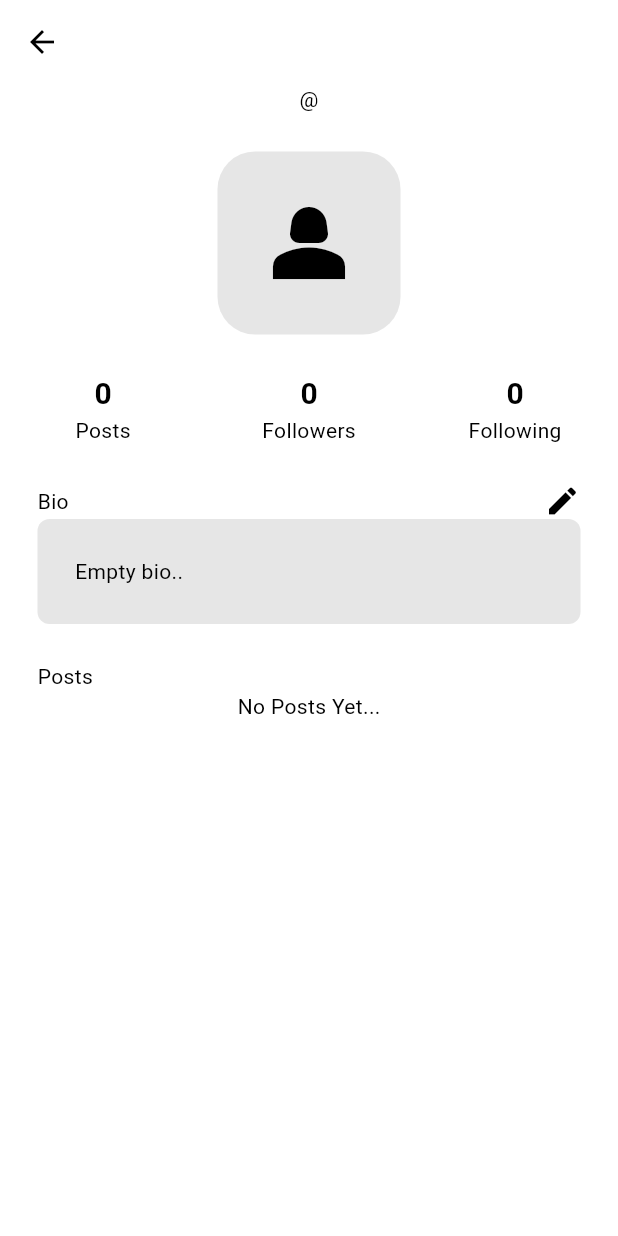
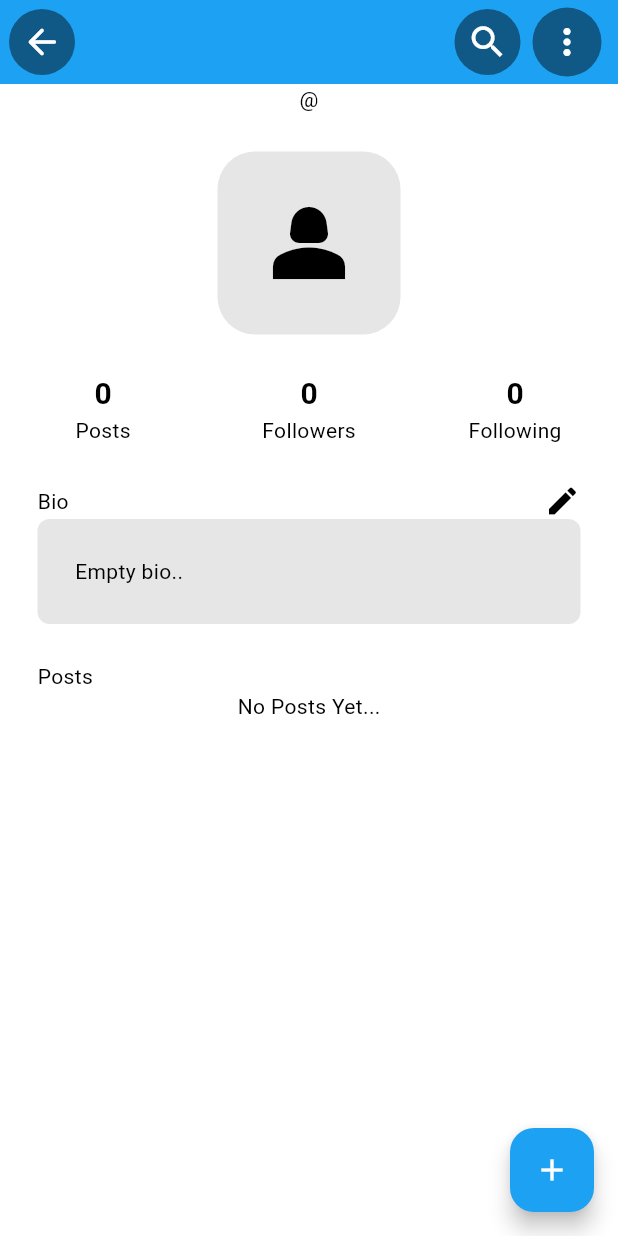
Before and after one commit to Kaushalvadi7/twitter_clone, a Flutter app: the ProfilePage screen opened directly with empty values, on a phone screen of 412 x 824 dp. Run offline on Flutter 3.47's test engine with Material 3 defaults, Android fonts, the phone set to English and light mode, and no system bars; our stand-ins replace cloud_firestore, firebase_auth, firebase_core, image_picker, lottie; accounts and stored records are empty.

Commit message:
feat(profile): add post creation and search functionality
- Implemented "Add Post" feature directly accessible from the profile page.
- Added search bar to filter user's posts in real-time.
- Enhanced UI/UX of profile page for better interaction and usability.

```diff
--- a/lib/pages/profile_page.dart
+++ b/lib/pages/profile_page.dart
@@ -1,3 +1,4 @@
+
 import 'package:flutter/material.dart';
 import 'package:provider/provider.dart';
 import 'package:twitter_clone/components/my_bio_box.dart';
@@ -8,6 +9,8 @@ import 'package:twitter_clone/components/my_profile_stats.dart';
 import 'package:twitter_clone/helper/navigate_pages.dart';
 import 'package:twitter_clone/models/user.dart';
 import 'package:twitter_clone/pages/follow_list_page.dart';
+import 'package:twitter_clone/pages/post_message_page.dart';
+import 'package:twitter_clone/pages/search_page.dart';
 import 'package:twitter_clone/services/auth/auth_service.dart';
 import 'package:twitter_clone/services/database/database_provider.dart';
 
@@ -146,6 +149,17 @@ class _ProfilePageState extends State<ProfilePage> {
     });
   }
 
+  //show post message page
+  void _openPostMessageBox() {
+    showDialog(
+        context: context,
+        builder:
+            (context) => PostMessagePage()
+
+
+    );
+  }
+
   //build ui
   @override
   Widget build(BuildContext context) {
@@ -162,16 +176,76 @@ class _ProfilePageState extends State<ProfilePage> {
     return Scaffold(
       //app bar
       appBar: AppBar(
+        backgroundColor: const Color(0xFF1DA1F2),
         centerTitle: true,
         title: Text(
           _isLoading ? '' : user!.name,
           style: TextStyle(fontWeight: FontWeight.bold),
         ),
-        foregroundColor: Theme.of(context).colorScheme.primary,
         leading: IconButton(
+          style: IconButton.styleFrom(
+            backgroundColor: Colors.black45,
+            foregroundColor: Colors.white,
+            padding: const EdgeInsets.all(8),
+            shape: RoundedRectangleBorder(
+              borderRadius: BorderRadius.circular(25),
+            ),
+          ),
           onPressed: () => goHomePage(context),
-          icon: const Icon(Icons.arrow_back),
+          icon: const Icon(Icons.arrow_back_rounded,size: 28),
         ),
+
+        //search button
+        actions: [
+          IconButton(
+            style: IconButton.styleFrom(
+              backgroundColor: Colors.black45,
+              foregroundColor: Colors.white,
+              padding: const EdgeInsets.all(8),
+              shape: RoundedRectangleBorder(
+                borderRadius: BorderRadius.circular(25),
+              ),
+            ),
+            onPressed: () {
+              Navigator.push(
+              context,
+              MaterialPageRoute(builder: (context) => SearchPage()),
+            );},
+            icon: const Icon(Icons.search,size: 28),
+          ),
+          const SizedBox(width: 5),
+          IconButton(
+            style: IconButton.styleFrom(
+              backgroundColor: Colors.black45,
+              foregroundColor: Colors.white,
+              padding: const EdgeInsets.all(9),
+              shape: RoundedRectangleBorder(
+                borderRadius: BorderRadius.circular(25),
+              ),
+            ),
+            onPressed: () {},
+            icon: const Icon(Icons.more_vert,size: 28),
+          ),
+          // ElevatedButton(
+          //   style: ElevatedButton.styleFrom(
+          //     backgroundColor: Colors.black54,  // medium black background
+          //     foregroundColor: Colors.white,    // white text/icon
+          //     padding: const EdgeInsets.symmetric(horizontal: 24, vertical: 12),
+          //     shape: RoundedRectangleBorder(
+          //       borderRadius: BorderRadius.circular(12),
+          //     ),
+          //   ),
+          //   onPressed: () {
+          //     // your action
+          //   },
+          //   child: const Text(
+          //     'Edit Profile',
+          //     style: TextStyle(fontWeight: FontWeight.bold),
+          //   ),
+          // ),
+          const SizedBox(width: 10)
+        ],
+
       ),
 
       //body
@@ -289,6 +363,11 @@ class _ProfilePageState extends State<ProfilePage> {
               ),
         ],
       ),
+      floatingActionButton: FloatingActionButton(
+        backgroundColor: const Color(0xFF1DA1F2),
+        onPressed: _openPostMessageBox,
+        child: const Icon(Icons.add),
+      ),
     );
   }
 }
```
